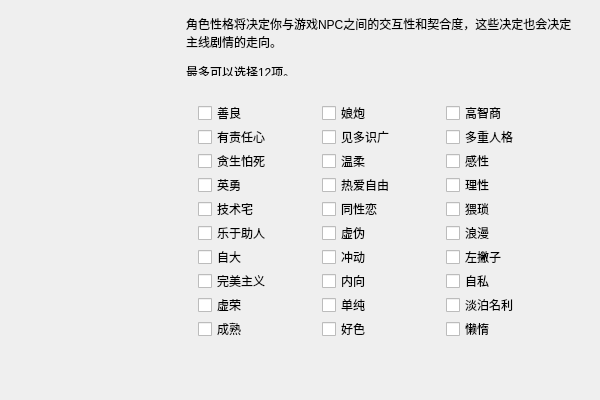
Old version of the form src/coeus/coeus_client_qt/character_creator_characteristic_page.ui in the repository AngryPowman/Coeus.
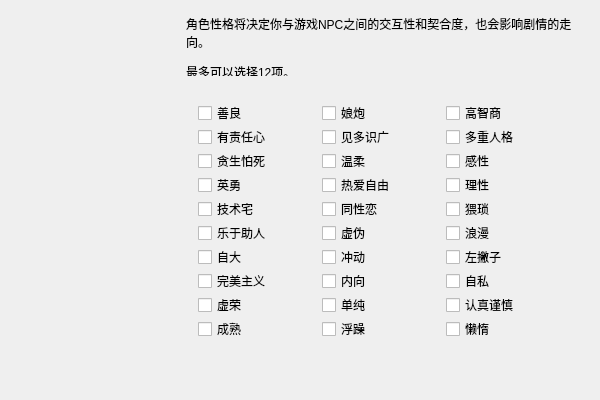
New version of the form.

```diff
--- a/src/coeus/coeus_client_qt/character_creator_characteristic_page.ui
+++ b/src/coeus/coeus_client_qt/character_creator_characteristic_page.ui
@@ -42,7 +42,7 @@
     </font>
    </property>
    <property name="text">
-    <string>&lt;html&gt;&lt;head/&gt;&lt;body&gt;&lt;p&gt;角色性格将决定你与游戏NPC之间的交互性和契合度，这些决定也会决定主线剧情的走向。&lt;/p&gt;&lt;p&gt;最多可以选择12项。&lt;/p&gt;&lt;/body&gt;&lt;/html&gt;</string>
+    <string>&lt;html&gt;&lt;head/&gt;&lt;body&gt;&lt;p&gt;角色性格将决定你与游戏NPC之间的交互性和契合度，也会影响剧情的走向。&lt;/p&gt;&lt;p&gt;最多可以选择12项。&lt;/p&gt;&lt;/body&gt;&lt;/html&gt;</string>
    </property>
    <property name="textFormat">
     <enum>Qt::AutoText</enum>
@@ -51,7 +51,7 @@
     <bool>true</bool>
    </property>
   </widget>
-  <widget class="QWidget" name="">
+  <widget class="QWidget" name="layoutWidget">
    <property name="geometry">
     <rect>
      <x>187</x>
@@ -246,7 +246,10 @@
     <item row="8" column="2">
      <widget class="QCheckBox" name="checkBox_8">
       <property name="text">
-       <string>淡泊名利</string>
+       <string>认真谨慎</string>
+      </property>
+      <property name="characteristicValue" stdset="0">
+       <UInt>28</UInt>
       </property>
      </widget>
     </item>
@@ -260,7 +263,10 @@
     <item row="9" column="1">
      <widget class="QCheckBox" name="checkBox_27">
       <property name="text">
-       <string>好色</string>
+       <string>浮躁</string>
+      </property>
+      <property name="characteristicValue" stdset="0">
+       <UInt>19</UInt>
       </property>
      </widget>
     </item>
```
Left out of the diff: 144 changed lines with no effect on the pictures.
